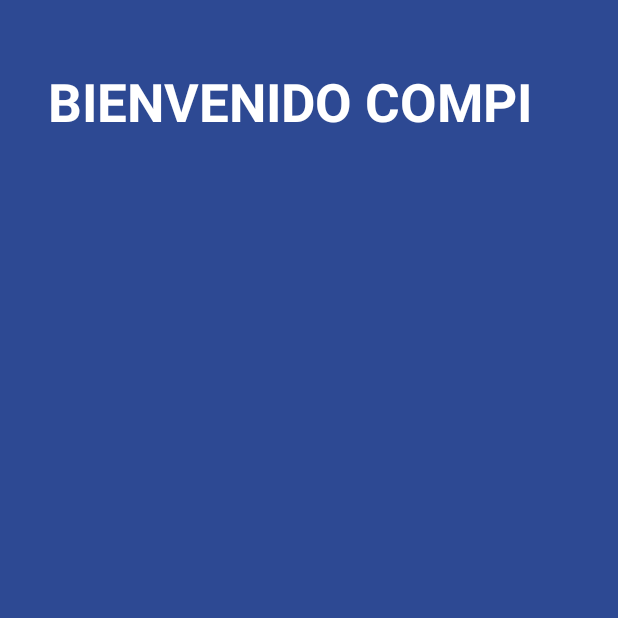
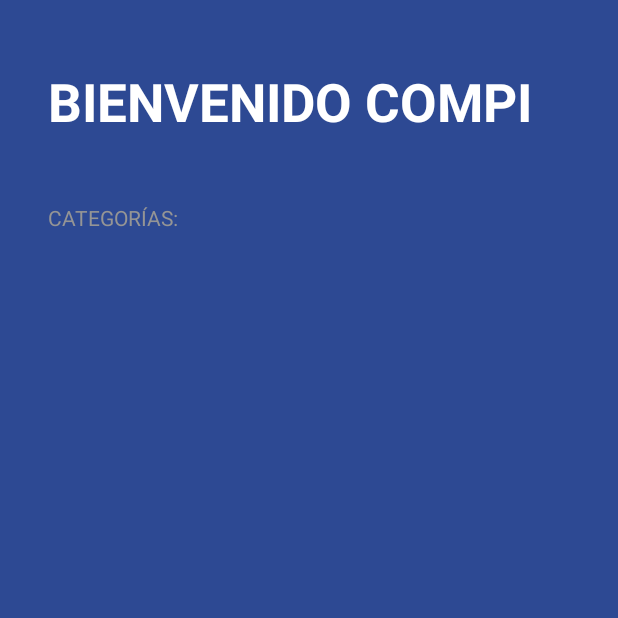
Before and after one commit to wmp84/AndroidMaster, an Android app: the TodoActivity screen opened directly, with no data from a screen before it, on a phone screen of 412 x 824 dp, the top half of it. Run offline under Robolectric (Android 15) with nearby library versions, the phone set to English and light mode, and no system bars.

Commit message:
TODO App 3

```diff
--- a/app/src/main/java/com/example/androidmaster/todoapp/TodoActivity.kt
+++ b/app/src/main/java/com/example/androidmaster/todoapp/TodoActivity.kt
@@ -2,11 +2,23 @@ package com.example.androidmaster.todoapp
 
 import androidx.appcompat.app.AppCompatActivity
 import android.os.Bundle
+import androidx.recyclerview.widget.RecyclerView
 import com.example.androidmaster.R
 
 class TodoActivity : AppCompatActivity() {
+    private lateinit var rvCategories: RecyclerView
     override fun onCreate(savedInstanceState: Bundle?) {
         super.onCreate(savedInstanceState)
         setContentView(R.layout.activity_todo)
+        initComponent()
+        initUI()
+    }
+
+    private fun initUI() {
+
+    }
+
+    private fun initComponent() {
+        rvCategories = findViewById(R.id.rvCategories)
     }
 }
--- a/app/src/main/res/layout/activity_todo.xml
+++ b/app/src/main/res/layout/activity_todo.xml
@@ -4,19 +4,32 @@
     xmlns:tools="http://schemas.android.com/tools"
     android:layout_width="match_parent"
     android:layout_height="match_parent"
+    android:background="@color/todo_background_todo_app"
     android:orientation="vertical"
-    android:background="@color/todo_background_todo_app"
     tools:context=".todoapp.TodoActivity">
 
     <TextView
         android:layout_width="wrap_content"
         android:layout_height="wrap_content"
+        android:layout_marginHorizontal="32dp"
+        android:layout_marginVertical="44dp"
+        android:text="@string/todo_tittle"
+        android:textAllCaps="true"
+        android:textColor="@color/white"
         android:textSize="35sp"
-        android:textStyle="bold"
-        android:textColor="@color/white"
-        android:text="@string/todo_tittle"
-        android:layout_marginVertical="44dp"
+        android:textStyle="bold" />
+
+    <TextView
+        android:layout_width="wrap_content"
+        android:layout_height="wrap_content"
         android:layout_marginHorizontal="32dp"
-        android:textAllCaps="true"/>
+        android:text="@string/todo_categories"
+        android:textAllCaps="true"
+        android:textColor="@color/todo_subtitle_text" />
+
+    <androidx.recyclerview.widget.RecyclerView
+        android:id="@+id/rvCategories"
+        android:layout_width="match_parent"
+        android:layout_height="wrap_content" />
 
 </LinearLayout>
--- a/app/src/main/res/values/colors.xml
+++ b/app/src/main/res/values/colors.xml
@@ -27,4 +27,7 @@
     <color name="todo_subtitle_text">#959595</color>
     <color name="todo_accent">#E91E63</color>
 
+    <color name="todo_business_category">#FF9800</color>
+    <color name="todo_personal_category">#00BCD4</color>
+    <color name="todo_other_category">#4CAF50</color>
 </resources>
```
Also changed, not shown: app/src/main/java/com/example/androidmaster/todoapp/CategoriesAdapter.kt (added, +20 -0 lines), app/src/main/java/com/example/androidmaster/todoapp/CategoriesViewHolder.kt (added, +8 -0 lines), app/src/main/java/com/example/androidmaster/todoapp/TaskCategory.kt (added, +7 -0 lines).
